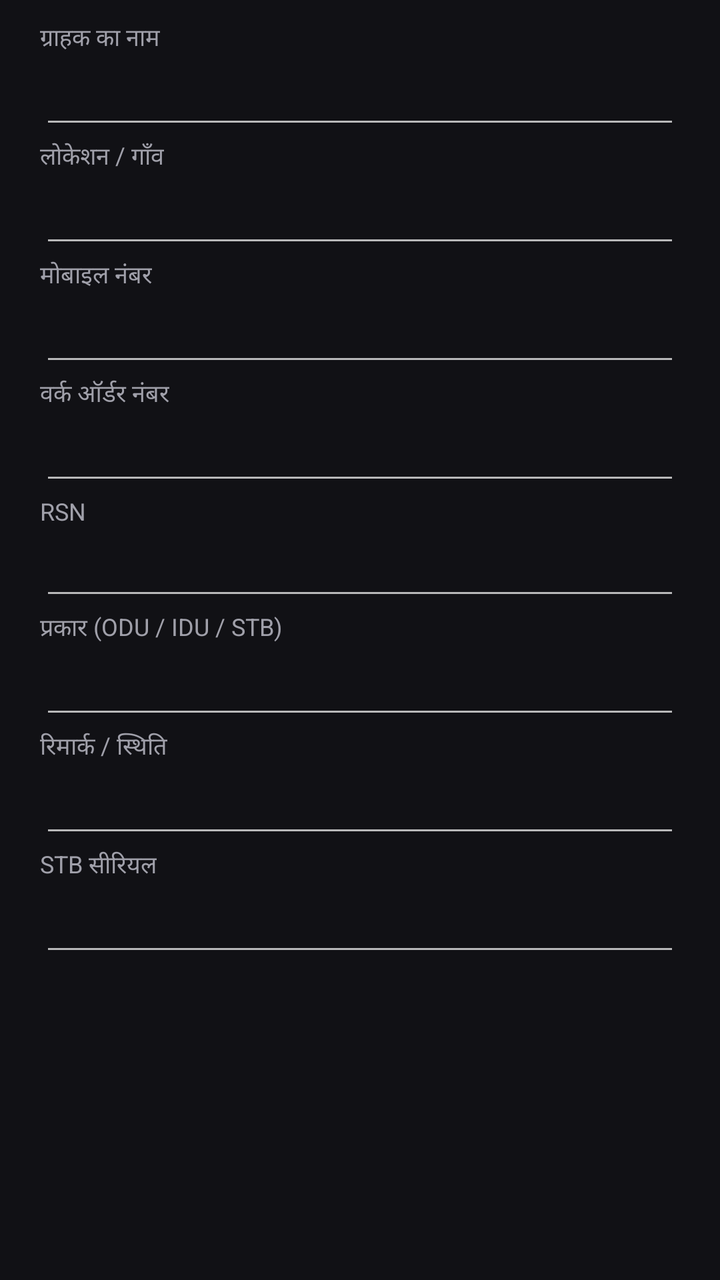
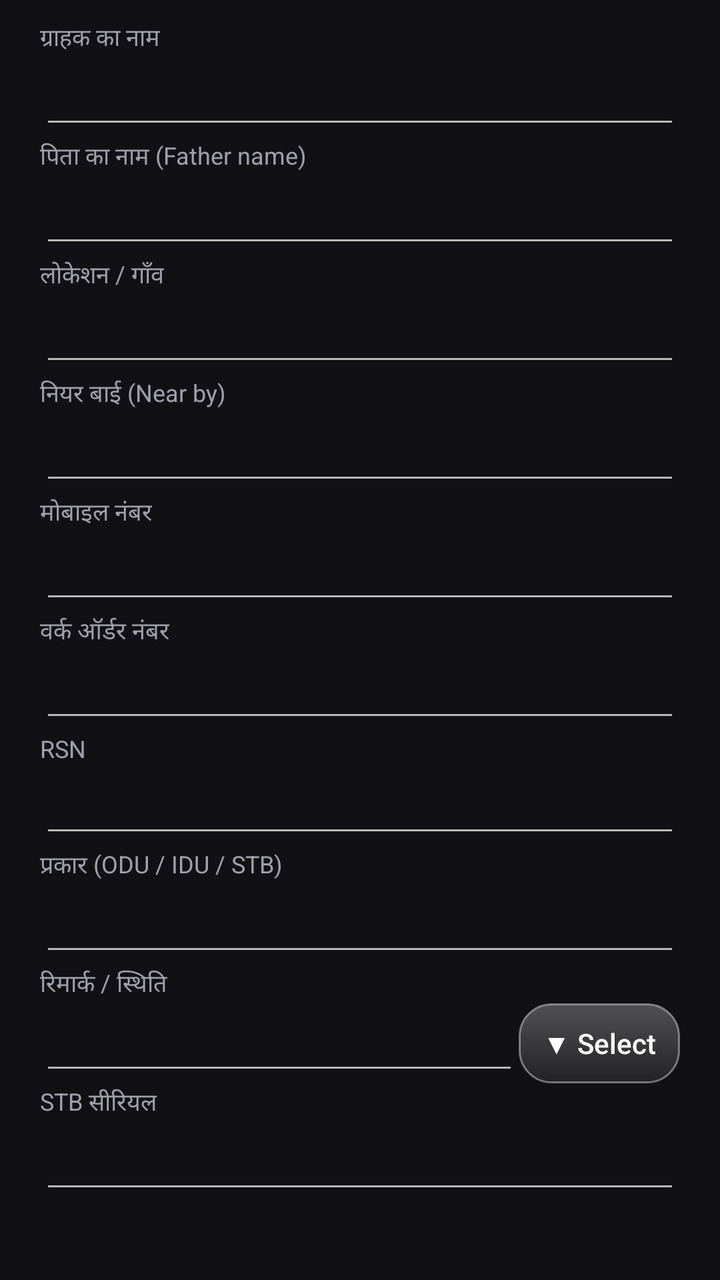

Two renders of the same Android screen: before a commit and after it. Below are the layout's source before the change and the commit's diff.
<!-- AndroidManifest.xml: application theme AppTheme -->
<!-- res/layout/dialog_edit.xml -->
<?xml version="1.0" encoding="utf-8"?>
<ScrollView xmlns:android="http://schemas.android.com/apk/res/android"
    android:layout_width="match_parent" android:layout_height="wrap_content">
    <LinearLayout android:layout_width="match_parent" android:layout_height="wrap_content"
        android:orientation="vertical" android:paddingLeft="20dp" android:paddingRight="20dp"
        android:paddingTop="10dp">

        <TextView android:layout_width="wrap_content" android:layout_height="wrap_content"
            android:text="ग्राहक का नाम" android:textSize="12sp" android:textColor="#A0A0AA" />
        <EditText android:textColor="#FFFFFF" android:id="@+id/eName" android:layout_width="match_parent"
            android:layout_height="wrap_content" android:inputType="textPersonName|textCapWords" />

        <TextView android:layout_width="wrap_content" android:layout_height="wrap_content"
            android:text="लोकेशन / गाँव" android:textSize="12sp" android:textColor="#A0A0AA" />
        <EditText android:textColor="#FFFFFF" android:id="@+id/eLoc" android:layout_width="match_parent"
            android:layout_height="wrap_content" android:inputType="text|textCapWords" />

        <TextView android:layout_width="wrap_content" android:layout_height="wrap_content"
            android:text="मोबाइल नंबर" android:textSize="12sp" android:textColor="#A0A0AA" />
        <EditText android:textColor="#FFFFFF" android:id="@+id/eMob" android:layout_width="match_parent"
            android:layout_height="wrap_content" android:inputType="phone" />

        <TextView android:layout_width="wrap_content" android:layout_height="wrap_content"
            android:text="वर्क ऑर्डर नंबर" android:textSize="12sp" android:textColor="#A0A0AA" />
        <EditText android:textColor="#FFFFFF" android:id="@+id/eWo" android:layout_width="match_parent"
            android:layout_height="wrap_content" android:inputType="number" />

        <TextView android:layout_width="wrap_content" android:layout_height="wrap_content"
            android:text="RSN" android:textSize="12sp" android:textColor="#A0A0AA" />
        <EditText android:textColor="#FFFFFF" android:id="@+id/eRsn" android:layout_width="match_parent"
            android:layout_height="wrap_content" android:inputType="textCapCharacters" />

        <TextView android:layout_width="wrap_content" android:layout_height="wrap_content"
            android:text="प्रकार (ODU / IDU / STB)" android:textSize="12sp" android:textColor="#A0A0AA" />
        <EditText android:textColor="#FFFFFF" android:id="@+id/eType" android:layout_width="match_parent"
            android:layout_height="wrap_content" android:inputType="textCapCharacters" />

        <TextView android:layout_width="wrap_content" android:layout_height="wrap_content"
            android:text="रिमार्क / स्थिति" android:textSize="12sp" android:textColor="#A0A0AA" />
        <EditText android:textColor="#FFFFFF" android:id="@+id/eSt" android:layout_width="match_parent"
            android:layout_height="wrap_content" android:inputType="text" />

        <TextView android:layout_width="wrap_content" android:layout_height="wrap_content"
            android:text="STB सीरियल" android:textSize="12sp" android:textColor="#A0A0AA" />
        <EditText android:textColor="#FFFFFF" android:id="@+id/eStb" android:layout_width="match_parent"
            android:layout_height="wrap_content" android:inputType="textCapCharacters" />
    </LinearLayout>
</ScrollView>
<!-- resources referenced by this layout -->
<resources>
  <style name="AppTheme" parent="@android:style/Theme.Material.NoActionBar">
          <item name="android:statusBarColor">#6658F5</item>
          <item name="android:windowBackground">#111115</item>
          <item name="android:colorAccent">#8B7FFF</item>
          <item name="android:textColorPrimary">#FFFFFF</item>
      </style>
</resources>

<!-- the commit's change to res/layout/dialog_edit.xml (unified diff, before → after) -->
@@ -11,8 +11,18 @@
             android:layout_height="wrap_content" android:inputType="textPersonName|textCapWords" />
 
         <TextView android:layout_width="wrap_content" android:layout_height="wrap_content"
+            android:text="पिता का नाम (Father name)" android:textSize="12sp" android:textColor="#A0A0AA" />
+        <EditText android:textColor="#FFFFFF" android:id="@+id/eFather" android:layout_width="match_parent"
+            android:layout_height="wrap_content" android:inputType="textPersonName|textCapWords" />
+
+        <TextView android:layout_width="wrap_content" android:layout_height="wrap_content"
             android:text="लोकेशन / गाँव" android:textSize="12sp" android:textColor="#A0A0AA" />
         <EditText android:textColor="#FFFFFF" android:id="@+id/eLoc" android:layout_width="match_parent"
+            android:layout_height="wrap_content" android:inputType="text|textCapWords" />
+
+        <TextView android:layout_width="wrap_content" android:layout_height="wrap_content"
+            android:text="नियर बाई (Near by)" android:textSize="12sp" android:textColor="#A0A0AA" />
+        <EditText android:textColor="#FFFFFF" android:id="@+id/eNear" android:layout_width="match_parent"
             android:layout_height="wrap_content" android:inputType="text|textCapWords" />
 
         <TextView android:layout_width="wrap_content" android:layout_height="wrap_content"
@@ -37,8 +47,16 @@
 
         <TextView android:layout_width="wrap_content" android:layout_height="wrap_content"
             android:text="रिमार्क / स्थिति" android:textSize="12sp" android:textColor="#A0A0AA" />
-        <EditText android:textColor="#FFFFFF" android:id="@+id/eSt" android:layout_width="match_parent"
-            android:layout_height="wrap_content" android:inputType="text" />
+        <LinearLayout android:layout_width="match_parent" android:layout_height="wrap_content"
+            android:orientation="horizontal" android:gravity="center_vertical">
+            <EditText android:textColor="#FFFFFF" android:id="@+id/eSt" android:layout_width="0dp"
+                android:layout_weight="1" android:layout_height="wrap_content" android:inputType="text" />
+            <Button android:id="@+id/btnPreset" android:layout_width="wrap_content"
+                android:layout_height="40dp" android:minWidth="0dp" android:minHeight="0dp"
+                android:text="▼ Select" android:textAllCaps="false" android:textColor="#FFFFFF"
+                android:background="@drawable/glass_button" android:stateListAnimator="@null"
+                android:paddingLeft="12dp" android:paddingRight="12dp" />
+        </LinearLayout>
 
         <TextView android:layout_width="wrap_content" android:layout_height="wrap_content"
             android:text="STB सीरियल" android:textSize="12sp" android:textColor="#A0A0AA" />
<!-- resource entries referenced after the edit -->
@@ -1,5 +1,16 @@
 <!-- resources referenced by this layout -->
 <resources>
+  <!-- drawable glass_button (drawable) -->
+  <?xml version="1.0" encoding="utf-8"?>
+  <ripple xmlns:android="http://schemas.android.com/apk/res/android" android:color="#55FFFFFF">
+      <item>
+          <shape android:shape="rectangle">
+              <gradient android:startColor="#44FFFFFF" android:endColor="#12FFFFFF" android:angle="270" />
+              <stroke android:width="1dp" android:color="#66FFFFFF" />
+              <corners android:radius="16dp" />
+          </shape>
+      </item>
+  </ripple>
   <style name="AppTheme" parent="@android:style/Theme.Material.NoActionBar">
           <item name="android:statusBarColor">#6658F5</item>
           <item name="android:windowBackground">#111115</item>
